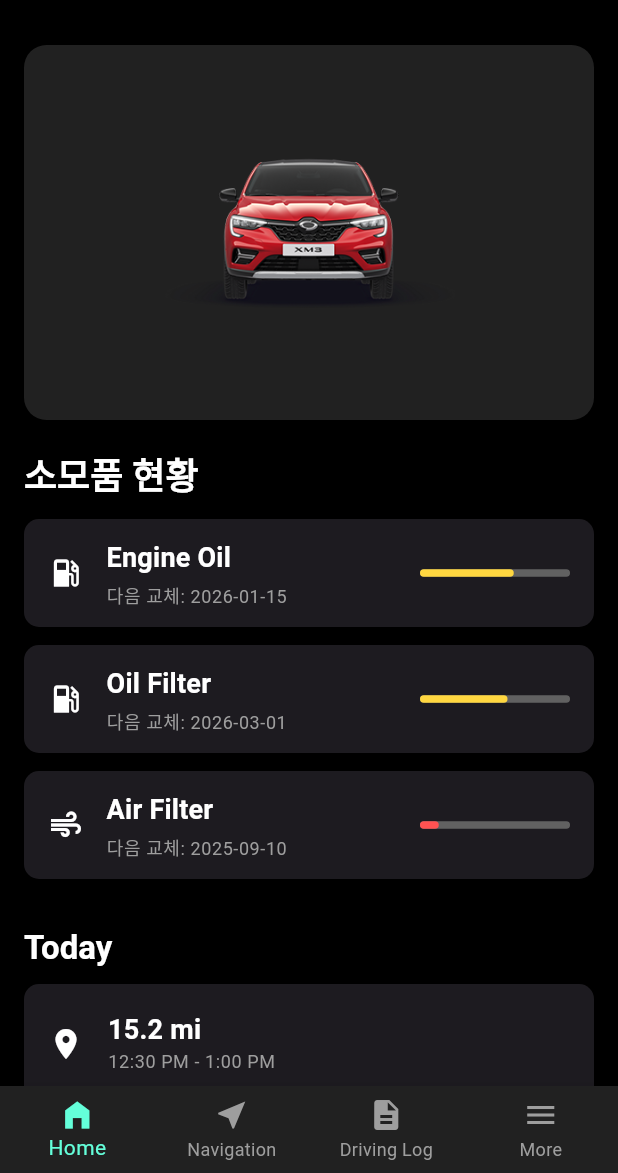
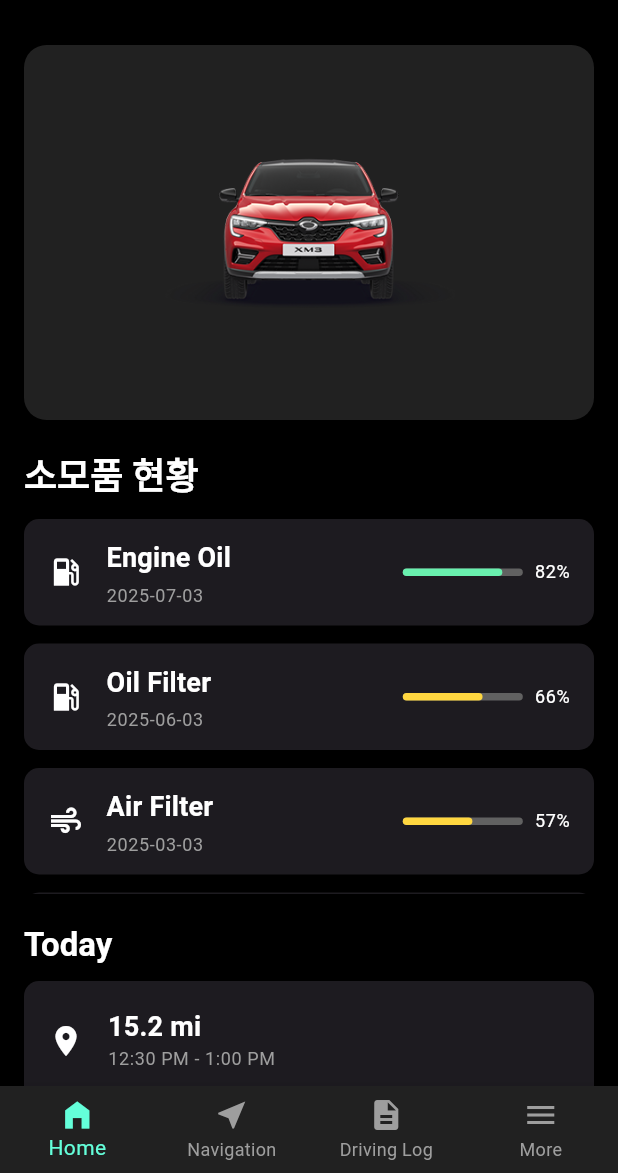
Before and after one commit to liftYun/Moring, a Flutter app: the HomeContent screen opened directly, on a phone screen of 412 x 824 dp, the part 63-1236 px from its top. Run offline on Flutter 3.47's test engine with Material 3 defaults, Android fonts, the light colour scheme and no system bars; our stand-ins replace dio, flutter_riverpod, flutter_secure_storage, riverpod_annotation; missing offline and left inert: kakao_flutter_sdk_common, kakao_flutter_sdk_user; accounts and stored records are empty; generated files the repository leaves out were written again; network calls fail.

Commit message:
소모품 화면 구상

```diff
--- a/front/lib/models/consumable.dart
+++ b/front/lib/models/consumable.dart
@@ -1,10 +1,12 @@
+// Path: front/lib/models/consumable.dart
+
 import 'package:flutter/material.dart';
 
 class Consumable {
-  final Icon icon; // 앱 아이콘
-  final String title; // 소모품 이름
+  final Icon icon;
+  final String title;
   final DateTime lastReplacedDate; // 마지막 교체일
-  final int replacementCycleMonths; // 교체 주기 (개월)
+  final int replacementCycleMonths; // 교체 주기 (월 단위)
 
   Consumable({
     required this.icon,
@@ -13,25 +15,33 @@ class Consumable {
     required this.replacementCycleMonths,
   });
 
-  // 교체 주기 대비 남은 퍼센티지 계산
-  double getRemainingPercentage() {
-    final now = DateTime.now();
-    final int monthsPassed = (now.year - lastReplacedDate.year) * 12 +
-        (now.month - lastReplacedDate.month);
-
-    if (monthsPassed >= replacementCycleMonths) {
-      return 0.0; // 교체 주기를 넘었으면 0%
-    } else {
-      return (replacementCycleMonths - monthsPassed) / replacementCycleMonths;
-    }
-  }
-
-  // 다음 교체일 계산 (선택 사항)
+  // 다음 교체일 계산
   DateTime getNextReplacementDate() {
     return DateTime(
-      lastReplacedDate.year + (lastReplacedDate.month + replacementCycleMonths - 1) ~/ 12,
-      (lastReplacedDate.month + replacementCycleMonths - 1) % 12 + 1,
+      lastReplacedDate.year,
+      lastReplacedDate.month + replacementCycleMonths,
       lastReplacedDate.day,
     );
   }
+
+  // 남은 퍼센트 계산
+  double getRemainingPercentage() {
+    final DateTime now = DateTime.now();
+    final DateTime nextReplacementDate = getNextReplacementDate();
+
+    // 전체 주기 길이 (밀리초)
+    final int totalCycleMilliseconds = nextReplacementDate.difference(lastReplacedDate).inMilliseconds;
+
+    // 현재까지 사용된 주기 길이 (밀리초)
+    final int elapsedMilliseconds = now.difference(lastReplacedDate).inMilliseconds;
+
+    if (totalCycleMilliseconds <= 0) {
+      return 0.0; // 주기가 유효하지 않으면 0%
+    }
+
+    double progress = 1.0 - (elapsedMilliseconds / totalCycleMilliseconds);
+
+    // 0% ~ 100% 범위로 제한
+    return progress.clamp(0.0, 1.0);
+  }
 }
--- a/front/lib/screens/home_content.dart
+++ b/front/lib/screens/home_content.dart
@@ -1,17 +1,22 @@
+// Path: front/lib/screens/member/home_content.dart
+
 import 'package:dio/dio.dart';
 import 'package:flutter/material.dart';
 import 'package:flutter_riverpod/flutter_riverpod.dart';
 import 'package:moring/models/car.dart';
-import 'package:moring/models/consumable.dart';
+import 'package:moring/models/consumable.dart'; // Consumable 모델 임포트
 import 'package:moring/providers/api_client.dart';
 import 'package:moring/providers/token_repository.dart';
 import 'package:moring/utils/bottom_nav_bar.dart';
 import 'package:moring/utils/custom_app_bar.dart';
-import 'package:moring/utils/app_icon.dart';
+import 'package:moring/utils/app_icon.dart'; // AppIcons 임포트
 import 'package:moring/widgets/car_viewer_section.dart';
-import 'package:moring/widgets/consumables_section.dart';
+import 'package:moring/widgets/consumables_section.dart'; // <-- 수정된 ConsumablesSection 임포트
 import 'package:moring/widgets/driving_log_section.dart';
 import 'package:moring/screens/information/more_information.dart';
+// ConsumablePartsScreen은 ConsumablesSection에서 직접 호출되므로 여기서는 임포트할 필요 없습니다.
+// import 'package:moring/screens/consumable/consumable_parts.dart';
+
 
 class HomeContent extends ConsumerStatefulWidget {
   final Car? car;
@@ -23,12 +28,11 @@ class HomeContent extends ConsumerStatefulWidget {
 
 class _HomeContentState extends ConsumerState<HomeContent> {
   int _selectedIndex = 0;
-  late List<Consumable> consumables;
+  late List<Consumable> consumables; // ConsumablesSection에 전달할 리스트
   List<String> _currentCarImagePaths = [];
   String _selectedCar = 'xm3';
   final List<String> _availableCars = ['xm3', '그렌저', '재규어'];
 
-  // 예시용 하드코딩 로그 (나중에 API 연동)
   final List<Map<String, String>> todayLogs = [
     {'distance': '15.2 mi', 'time': '12:30 PM - 1:00 PM'},
   ];
@@ -40,25 +44,75 @@ class _HomeContentState extends ConsumerState<HomeContent> {
   @override
   void initState() {
     super.initState();
-
+    // ConsumablePartsScreen의 _initializeConsumables와 동일한 방식으로 초기화합니다.
+    // 이렇게 해야 두 화면에서 동일한 데이터를 공유하는 효과를 낼 수 있습니다.
+    final DateTime now = DateTime.now();
     consumables = [
       Consumable(
         icon: AppIcons.engineOil,
         title: 'Engine Oil',
-        lastReplacedDate: DateTime(2025, 5, 15),
-        replacementCycleMonths: 8,
+        lastReplacedDate: DateTime(now.year, now.month - 1, now.day), // 1개월 전
+        replacementCycleMonths: 6, // DB 기준: 6개월
       ),
       Consumable(
-        icon: AppIcons.engineOil,
+        icon: AppIcons.engineOil, // Oil Filter 아이콘은 Engine Oil과 유사
         title: 'Oil Filter',
-        lastReplacedDate: DateTime(2025, 3, 1),
-        replacementCycleMonths: 12,
+        lastReplacedDate: DateTime(now.year, now.month - 2, now.day), // 2개월 전
+        replacementCycleMonths: 6, // DB에 없으므로 Engine Oil과 유사하게 6개월 가정
       ),
       Consumable(
         icon: AppIcons.airFilter,
         title: 'Air Filter',
-        lastReplacedDate: DateTime(2025, 1, 10),
-        replacementCycleMonths: 8,
+        lastReplacedDate: DateTime(now.year, now.month - 5, now.day), // 5개월 전
+        replacementCycleMonths: 12, // DB 기준: 12개월
+      ),
+      Consumable(
+        icon: AppIcons.airFilter, // Cabin Filter 아이콘은 Air Filter와 유사
+        title: 'Cabin Filter',
+        lastReplacedDate: DateTime(now.year, now.month - 7, now.day), // 7개월 전
+        replacementCycleMonths: 12, // DB에 없으므로 유사하게 12개월 가정
+      ),
+      Consumable(
+        icon: AppIcons.sparkPlugs,
+        title: 'Spark Plugs',
+        lastReplacedDate: DateTime(now.year, now.month - 1, now.day - 10), // 1개월 10일 전
+        replacementCycleMonths: 24, // DB 기준: 24개월
+      ),
+      Consumable(
+        icon: AppIcons.breakFluid,
+        title: 'Brake Fluid',
+        lastReplacedDate: DateTime(now.year - 1, now.month - 10, now.day), // 1년 10개월 전 (낮은 진행률)
+        replacementCycleMonths: 24, // DB 기준: 24개월
+      ),
+      Consumable(
+        icon: AppIcons.coolant,
+        title: 'Coolant',
+        lastReplacedDate: DateTime(now.year - 1, now.month - 11, now.day), // 1년 11개월 전 (매우 낮은 진행률)
+        replacementCycleMonths: 24, // DB 기준: 24개월
+      ),
+      Consumable(
+        icon: AppIcons.transmissionFluid, // Transmission Fluid 아이콘 (AppIcons에 없음, 임시로 설정)
+        title: 'Transmission Fluid',
+        lastReplacedDate: DateTime(now.year, now.month, now.day - 5), // 5일 전 (매우 높은 진행률)
+        replacementCycleMonths: 36, // DB에 없으므로 긴 주기 가정
+      ),
+      Consumable(
+        icon: AppIcons.loccation, // 임시 타이어 아이콘 (AppIcons에 없음)
+        title: 'Tire',
+        lastReplacedDate: DateTime(now.year - 2, now.month, now.day), // 2년 전
+        replacementCycleMonths: 36, // DB 기준: 36개월
+      ),
+      Consumable(
+        icon: AppIcons.breakFluid, // 임시 브레이크 패드 아이콘 (AppIcons에 없음)
+        title: 'Brake Pad',
+        lastReplacedDate: DateTime(now.year - 1, now.month - 5, now.day), // 1년 5개월 전
+        replacementCycleMonths: 24, // DB 기준: 24개월
+      ),
+      Consumable(
+        icon: AppIcons.engineOil, // 임시 와이퍼 블레이드 아이콘 (AppIcons에 없음)
+        title: 'Wiper Blade',
+        lastReplacedDate: DateTime(now.year, now.month - 6, now.day), // 6개월 전
+        replacementCycleMonths: 12, // DB 기준: 12개월
       ),
     ];
 
@@ -96,7 +150,20 @@ class _HomeContentState extends ConsumerState<HomeContent> {
     });
   }
 
-  void _onItemTapped(int index) => setState(() => _selectedIndex = index);
+  void _onItemTapped(int index) {
+    setState(() {
+      _selectedIndex = index;
+    });
+
+    // 하단바 탭 시 페이지 전환 로직
+    if (index == 0) { // Home 탭 (인덱스 0)
+      // 현재 HomeContent 화면이므로 특별한 Navigator 동작 없이 상태만 업데이트.
+    } else if (index == 3) { // More 탭 (인덱스 3)
+      // _selectedIndex가 3일 때 bodyContent가 MorePage로 변경되므로 Navigator.push 불필요.
+    }
+    // 다른 탭 (Navigation, Driving Log 등)에 대한 이동 로직은 필요에 따라 여기에 추가.
+    // 예: else if (index == 1) { Navigator.pushReplacement(context, MaterialPageRoute(builder: (context) => const NavigationScreen())); }
+  }
 
   Future<void> _logout() async {
     final repo = ref.read(tokenRepositoryProvider);
@@ -124,10 +191,10 @@ class _HomeContentState extends ConsumerState<HomeContent> {
   Widget build(BuildContext context) {
     Widget bodyContent;
     if (_selectedIndex == 3) {
-      // More 탭
+      // More 탭이 선택되면 MorePage를 body로 설정
       bodyContent = const MorePage();
     } else {
-      // Home 탭
+      // Home 탭 또는 다른 탭이 선택되면 기본 홈 화면 내용을 보여줍니다.
       bodyContent = SingleChildScrollView(
         padding: const EdgeInsets.all(16),
         child: Column(
@@ -135,7 +202,8 @@ class _HomeContentState extends ConsumerState<HomeContent> {
           children: [
             CarViewerSection(imagePaths: _currentCarImagePaths),
             const SizedBox(height: 20),
-            ConsumablesSection(consumables: consumables),
+            // === 이 부분이 ConsumablesSection 위젯을 사용하는 부분입니다. ===
+            ConsumablesSection(consumables: consumables), // consumables 리스트를 전달
             const SizedBox(height: 20),
             DrivingLogSection(title: 'Today', logs: todayLogs),
             const SizedBox(height: 20),
--- a/front/lib/widgets/consumables_section.dart
+++ b/front/lib/widgets/consumables_section.dart
@@ -1,9 +1,14 @@
+// Path: front/lib/widgets/consumables_section.dart
+
 import 'package:flutter/material.dart';
 import 'package:moring/models/consumable.dart';
+import 'package:moring/utils/app_icon.dart';
+import 'package:moring/screens/consumable/consumable_parts.dart';
 
-/// 소모품 리스트 섹션
+/// 소모품 리스트 섹션 (홈 화면용)
 class ConsumablesSection extends StatelessWidget {
   final List<Consumable> consumables;
+
   const ConsumablesSection({Key? key, required this.consumables}) : super(key: key);
 
   @override
@@ -18,25 +23,46 @@ class ConsumablesSection extends StatelessWidget {
               ?.copyWith(color: Colors.white, fontWeight: FontWeight.bold),
         ),
         const SizedBox(height: 12),
-        ...consumables.map((c) {
-          final next = c.getNextReplacementDate();
-          final date = '${next.year}-${next.month.toString().padLeft(2,'0')}-${next.day.toString().padLeft(2,'0')}';
-          return _ConsumableCard(
-            icon: c.icon,
-            title: c.title,
-            date: date,
-            progress: c.getRemainingPercentage(),
+        SizedBox(
+          height: 250, // 높이는 그대로 유지
+          child: ListView.builder(
+            shrinkWrap: true,
+            itemCount: consumables.length,
+            itemBuilder: (context, index) {
+              final consumable = consumables[index];
+              final date = '${consumable.lastReplacedDate.year}-${consumable.lastReplacedDate.month.toString().padLeft(2, '0')}-${consumable.lastReplacedDate.day.toString().padLeft(2, '0')}';
+
+              return GestureDetector(
+                onTap: () {
+                  Navigator.push(
+                    context,
+                    MaterialPageRoute(
+                      builder: (context) => const ConsumablePartsScreen(),
+                    ),
                   );
-        }).toList(),
+                },
+                child: _ConsumableCard(
+                  icon: consumable.icon,
+                  title: consumable.title,
+                  date: date, // 'YYYY-MM-DD' 형식의 날짜만 전달
+                  progress: consumable.getRemainingPercentage(),
+                ),
+              );
+            },
+          ),
+        ),
       ],
     );
   }
 }
 
+// _ConsumableCard 위젯 (홈 화면용)
 class _ConsumableCard extends StatelessWidget {
   final Icon icon;
-  final String title, date;
-  final double progress;
+  final String title;
+  final String date; // 'YYYY-MM-DD' 형식의 다음 교체일
+  final double progress; // 0.0 ~ 1.0
+
   const _ConsumableCard({
     Key? key,
     required this.icon,
@@ -62,17 +88,27 @@ class _ConsumableCard extends StatelessWidget {
               child: Column(
                 crossAxisAlignment: CrossAxisAlignment.start,
                 children: [
-                  Text(title,
-                      style: theme.textTheme.titleMedium
-                          ?.copyWith(fontWeight: FontWeight.bold, color: Colors.white)),
+                  Text(
+                    title,
+                    style: theme.textTheme.titleMedium?.copyWith(
+                      fontWeight: FontWeight.bold,
+                      color: Colors.white,
+                    ),
+                  ),
                   const SizedBox(height: 4),
-                  Text('다음 교체: $date',
-                      style: theme.textTheme.bodySmall?.copyWith(color: Colors.grey)),
+                  // '다음 교체: YYYY-MM-DD' 형식의 날짜
+                  Text(
+                    '$date',
+                    style: theme.textTheme.bodySmall?.copyWith(color: Colors.grey),
+                  ),
                 ],
               ),
             ),
+            // 프로그레스 바와 퍼센트를 가로로 배치
+            Row(
+              children: [
                 SizedBox(
-              width: 100,
+                  width: 80, // 프로그레스 바의 너비
                   child: LinearProgressIndicator(
                     value: progress,
                     backgroundColor: Colors.grey[700],
@@ -85,6 +121,13 @@ class _ConsumableCard extends StatelessWidget {
                     borderRadius: BorderRadius.circular(5),
                   ),
                 ),
+                const SizedBox(width: 8), // 프로그레스 바와 퍼센트 사이 간격
+                Text(
+                  '${(progress * 100).toInt()}%', // 퍼센트 표시
+                  style: theme.textTheme.bodySmall?.copyWith(color: Colors.white),
+                ),
+              ],
+            ),
           ],
         ),
       ),
```
Also changed, not shown: front/lib/screens/consumable/consumable_parts.dart (added, +250 -0 lines), front/lib/screens/consumable/consumable_input.dart (added), front/lib/screens/cunsumable/consumable_parts.dart (deleted). Lines whose indentation alone changed are shown as unchanged.
